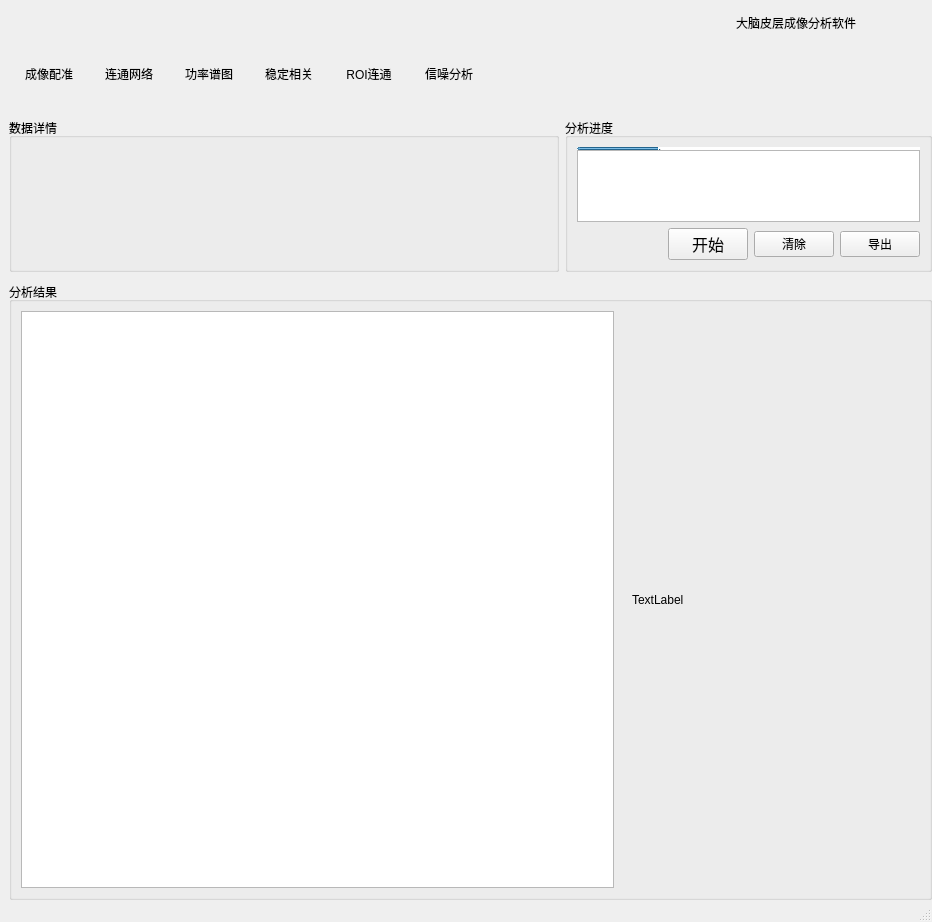
hijack-pixel/CortexAnalysis, file mainwindow.ui: the form before one commit.
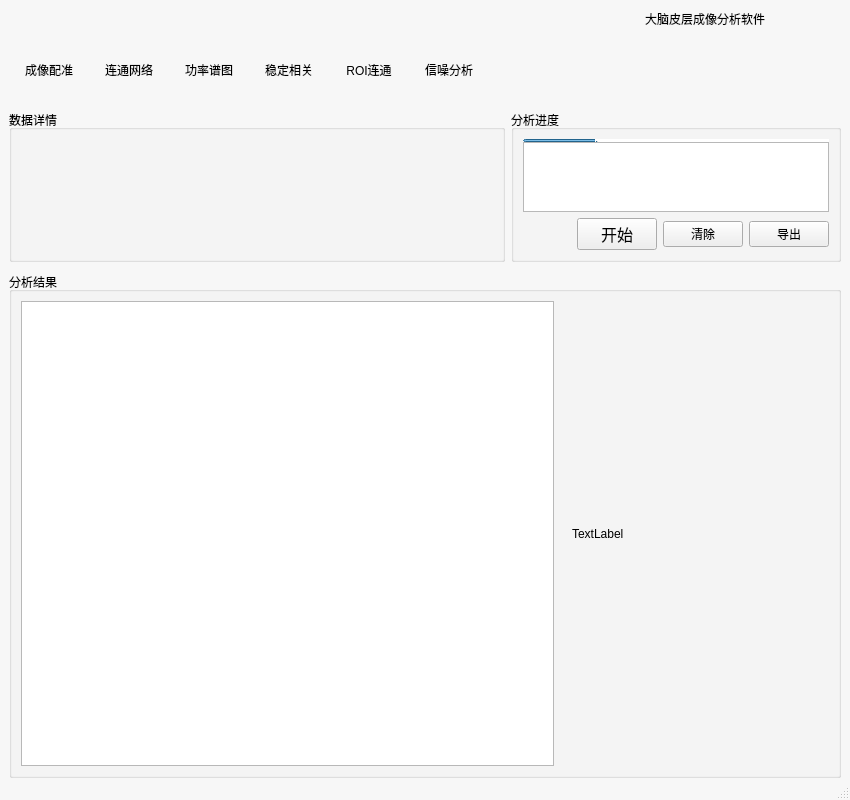
The form after the commit. Custom widgets are drawn as their Qt base class.

Patch:
```diff
--- a/mainwindow.ui
+++ b/mainwindow.ui
@@ -6,8 +6,8 @@
    <rect>
     <x>0</x>
     <y>0</y>
-    <width>932</width>
-    <height>922</height>
+    <width>850</width>
+    <height>800</height>
    </rect>
   </property>
   <property name="minimumSize">
@@ -19,7 +19,19 @@
   <property name="windowTitle">
    <string>MainWindow</string>
   </property>
+  <property name="styleSheet">
+   <string notr="true">#centralwidget, #statusbar, #menubar{
+background-color: rgb(247, 247, 247);
+}
+
+ #menubar{
+background-color: #f0f0f0;
+}</string>
+  </property>
   <widget class="QWidget" name="centralwidget">
+   <property name="styleSheet">
+    <string notr="true"/>
+   </property>
    <layout class="QVBoxLayout" name="verticalLayout_3">
     <property name="spacing">
      <number>0</number>
@@ -31,7 +43,7 @@
      <number>0</number>
     </property>
     <property name="rightMargin">
-     <number>0</number>
+     <number>9</number>
     </property>
     <property name="bottomMargin">
      <number>0</number>
@@ -870,7 +882,7 @@
     <rect>
      <x>0</x>
      <y>0</y>
-     <width>932</width>
+     <width>850</width>
      <height>21</height>
     </rect>
    </property>
```
